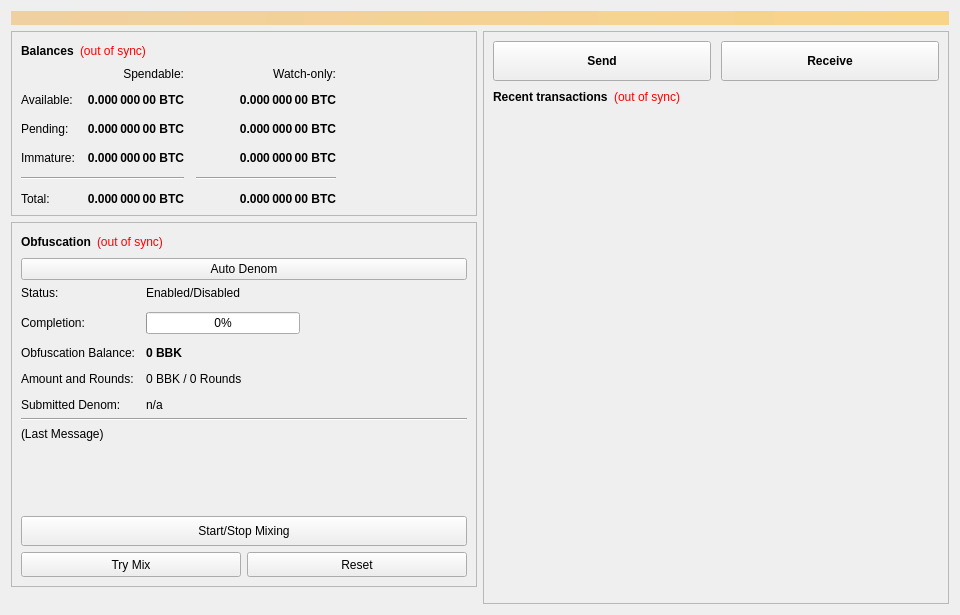
The window that src/qt/forms/overviewpage.ui (BitBlocksProject/BitBlocks) describes before a commit, drawn with Qt 5.
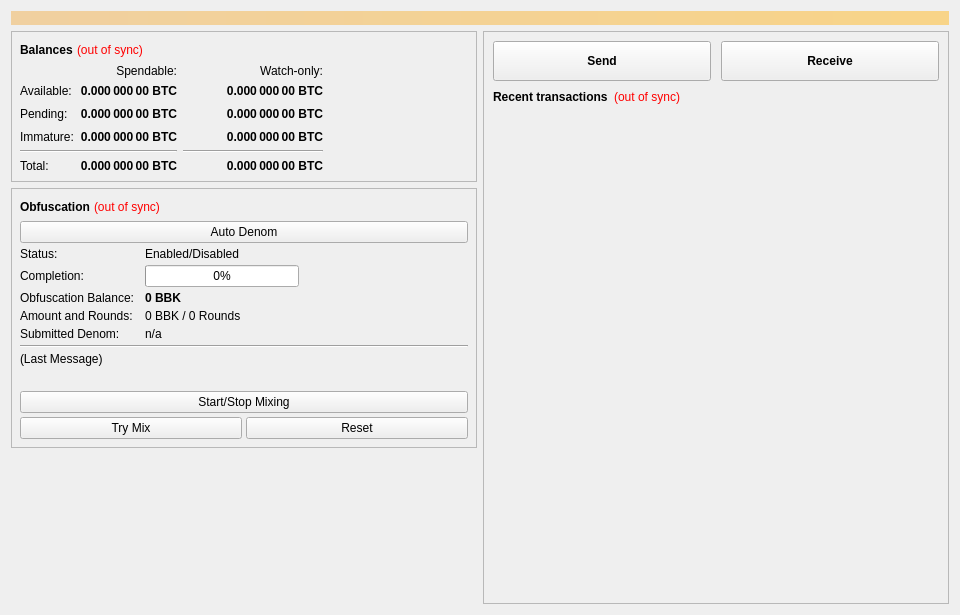
The same window after the commit. Icons and pictures are not drawn.

Commit message: qt: optimize wallet layout for 1366x768 displays

```diff
--- a/src/qt/forms/overviewpage.ui
+++ b/src/qt/forms/overviewpage.ui
@@ -12,7 +12,7 @@
   </property>
   <property name="minimumSize">
    <size>
-    <width>960</width>
+    <width>760</width>
     <height>0</height>
    </size>
   </property>
@@ -49,6 +49,21 @@
           <enum>QFrame::Raised</enum>
          </property>
          <layout class="QVBoxLayout" name="verticalLayout_4">
+          <property name="spacing">
+           <number>4</number>
+          </property>
+          <property name="leftMargin">
+           <number>8</number>
+          </property>
+          <property name="topMargin">
+           <number>8</number>
+          </property>
+          <property name="rightMargin">
+           <number>8</number>
+          </property>
+          <property name="bottomMargin">
+           <number>8</number>
+          </property>
           <item>
            <layout class="QHBoxLayout" name="horizontalLayout_4">
             <item>
@@ -101,7 +116,7 @@
           <item>
            <layout class="QGridLayout" name="gridLayout">
             <property name="spacing">
-             <number>12</number>
+             <number>6</number>
             </property>
             <item row="2" column="2">
              <widget class="QLabel" name="labelWatchPending">
@@ -400,7 +415,7 @@
          <property name="minimumSize">
           <size>
            <width>0</width>
-           <height>350</height>
+           <height>260</height>
           </size>
          </property>
          <property name="layoutDirection">
@@ -413,6 +428,21 @@
           <enum>QFrame::Raised</enum>
          </property>
          <layout class="QVBoxLayout" name="verticalLayoutObfuscation">
+          <property name="spacing">
+           <number>4</number>
+          </property>
+          <property name="leftMargin">
+           <number>8</number>
+          </property>
+          <property name="topMargin">
+           <number>8</number>
+          </property>
+          <property name="rightMargin">
+           <number>8</number>
+          </property>
+          <property name="bottomMargin">
+           <number>8</number>
+          </property>
           <item>
            <layout class="QHBoxLayout" name="horizontalLayout_5">
             <item>
@@ -478,7 +508,7 @@
              <number>11</number>
             </property>
             <property name="verticalSpacing">
-             <number>12</number>
+             <number>4</number>
             </property>
             <item row="0" column="0">
              <widget class="QLabel" name="label_6">
@@ -579,7 +609,7 @@
             <property name="minimumSize">
              <size>
               <width>288</width>
-              <height>43</height>
+              <height>30</height>
              </size>
             </property>
             <property name="text">
@@ -601,7 +631,7 @@
             <property name="sizeHint" stdset="0">
              <size>
               <width>20</width>
-              <height>40</height>
+              <height>2</height>
              </size>
             </property>
            </spacer>
@@ -617,7 +647,7 @@
             <property name="minimumSize">
              <size>
               <width>0</width>
-              <height>30</height>
+              <height>22</height>
              </size>
             </property>
             <property name="text">
@@ -638,7 +668,7 @@
               <property name="minimumSize">
                <size>
                 <width>0</width>
-                <height>25</height>
+                <height>20</height>
                </size>
               </property>
               <property name="toolTip">
@@ -660,7 +690,7 @@
               <property name="minimumSize">
                <size>
                 <width>0</width>
-                <height>25</height>
+                <height>20</height>
                </size>
               </property>
               <property name="toolTip">
```
The commit also changes 4 other files.
